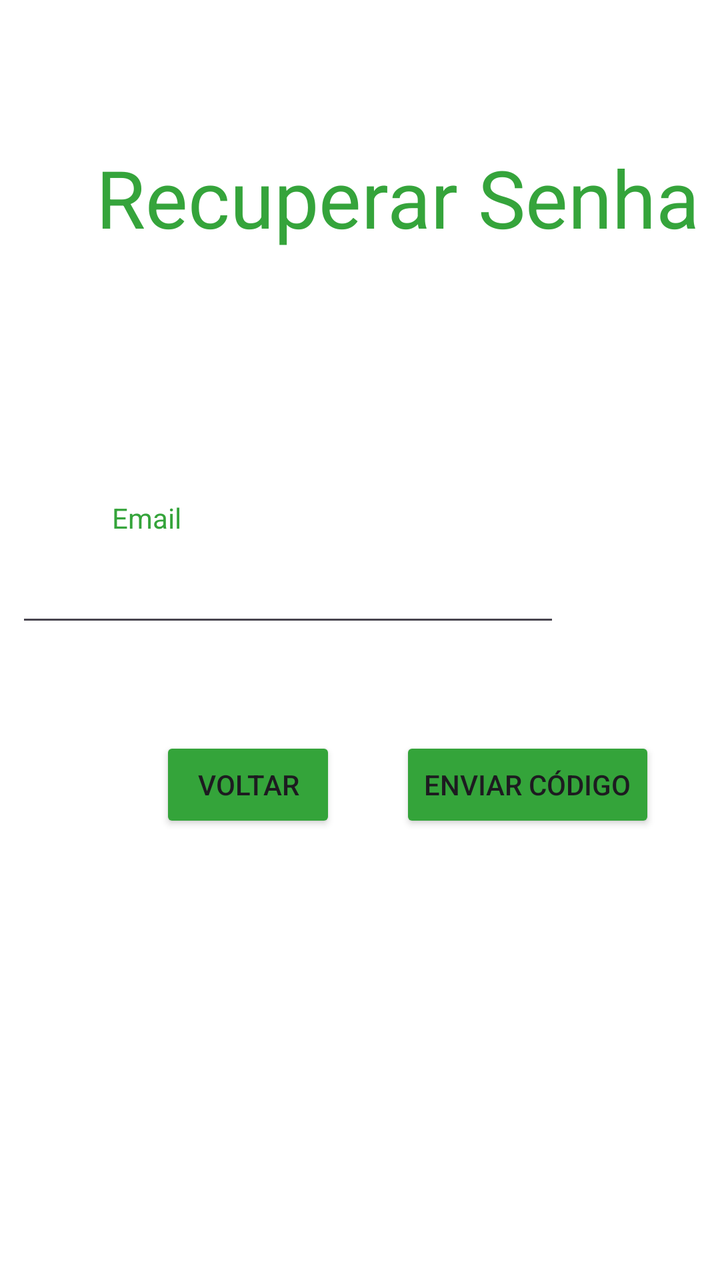
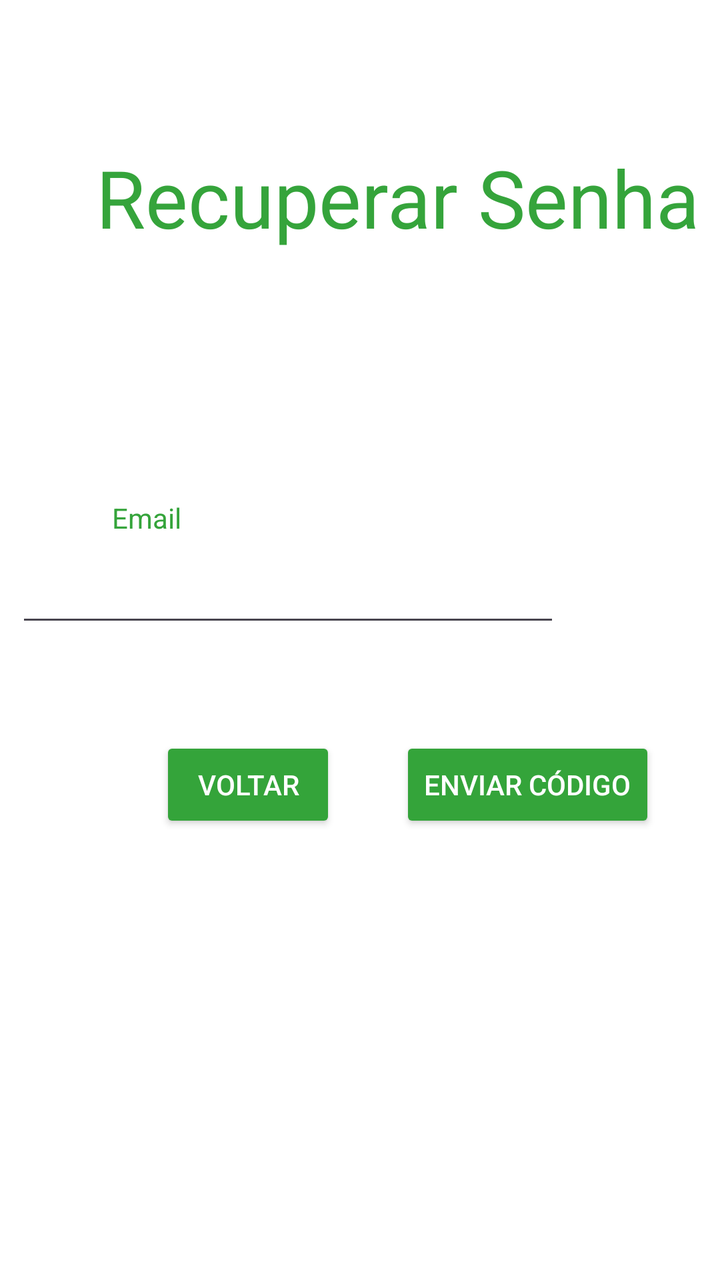

Two renders of the same Android screen: before a commit and after it. Below are the layout's source before the change and the commit's diff.
<!-- AndroidManifest.xml: application theme Theme.Ditado -->
<!-- res/layout/fragment_code_request.xml -->
<?xml version="1.0" encoding="utf-8"?>
<androidx.constraintlayout.widget.ConstraintLayout xmlns:android="http://schemas.android.com/apk/res/android"
    xmlns:app="http://schemas.android.com/apk/res-auto"
    xmlns:tools="http://schemas.android.com/tools"
    android:id="@+id/main"
    android:layout_width="match_parent"
    android:layout_height="match_parent"
    android:background="@color/white">

    
    <TextView
        android:id="@+id/txtCODE_Request"
        android:layout_width="match_parent"
        android:layout_height="wrap_content"
        android:layout_marginStart="48dp"
        android:layout_marginTop="72dp"
        android:text="Recuperar Senha"
        android:textColor="@color/destaque"
        android:background="@color/white"
        android:textSize="40sp"
        app:layout_constraintStart_toStartOf="parent"
        app:layout_constraintTop_toTopOf="parent" />

   

    <TextView
        android:id="@+id/txtCampo_Email"
        android:layout_width="wrap_content"
        android:layout_height="wrap_content"
        android:layout_marginStart="56dp"
        android:layout_marginTop="124dp"
        android:text="Email"
        android:textColor="@color/destaque"
        app:layout_constraintStart_toStartOf="parent"
        app:layout_constraintTop_toBottomOf="@+id/txtCODE_Request" />

    

    <EditText
        android:id="@+id/edtEmail"
        android:layout_width="272dp"
        android:layout_height="40dp"
        android:layout_marginTop="10dp"
        android:layout_marginEnd="80dp"
        android:inputType="text"
        app:layout_constraintEnd_toEndOf="parent"
        app:layout_constraintTop_toBottomOf="@+id/txtCampo_Email" />

    

    <Button
        android:id="@+id/btnEnviar_CODE"
        android:layout_width="wrap_content"
        android:layout_height="wrap_content"
        android:layout_marginStart="32dp"
        android:layout_marginTop="50dp"
        android:backgroundTint="@color/destaque"
        android:text="Enviar Código"
        app:layout_constraintStart_toEndOf="@+id/btnVoltar_CODE"
        app:layout_constraintTop_toBottomOf="@+id/edtEmail" />

    
    <Button
        android:id="@+id/btnVoltar_CODE"
        android:layout_width="wrap_content"
        android:layout_height="wrap_content"
        android:layout_marginStart="80dp"
        android:layout_marginTop="50dp"
        android:backgroundTint="@color/destaque"
        android:text="Voltar"
        app:layout_constraintStart_toStartOf="parent"
        app:layout_constraintTop_toBottomOf="@+id/edtEmail" />


</androidx.constraintlayout.widget.ConstraintLayout>
<!-- resources referenced by this layout -->
<resources>
  <color name="destaque">#FE34A43A</color>
  <color name="white">#FFFFFFFF</color>
  <style name="Theme.Ditado" parent="Base.Theme.Ditado" />
  <style name="Base.Theme.Ditado" parent="Theme.Material3.DayNight.NoActionBar">
          
          
      </style>
</resources>

<!-- the commit's change to res/layout/fragment_code_request.xml (unified diff, before → after) -->
@@ -43,6 +43,7 @@
         android:layout_marginTop="10dp"
         android:layout_marginEnd="80dp"
         android:inputType="text"
+        android:textColor="@color/black"
         app:layout_constraintEnd_toEndOf="parent"
         app:layout_constraintTop_toBottomOf="@+id/txtCampo_Email" />
 
@@ -56,6 +57,7 @@
         android:layout_marginTop="50dp"
         android:backgroundTint="@color/destaque"
         android:text="Enviar Código"
+        android:textColor="@color/white"
         app:layout_constraintStart_toEndOf="@+id/btnVoltar_CODE"
         app:layout_constraintTop_toBottomOf="@+id/edtEmail" />
 
@@ -68,6 +70,7 @@
         android:layout_marginTop="50dp"
         android:backgroundTint="@color/destaque"
         android:text="Voltar"
+        android:textColor="@color/white"
         app:layout_constraintStart_toStartOf="parent"
         app:layout_constraintTop_toBottomOf="@+id/edtEmail" />
 
<!-- resource entries referenced after the edit -->
@@ -1,5 +1,6 @@
 <!-- resources referenced by this layout -->
 <resources>
+  <color name="black">#FF000000</color>
   <color name="destaque">#FE34A43A</color>
   <color name="white">#FFFFFFFF</color>
   <style name="Theme.Ditado" parent="Base.Theme.Ditado" />
